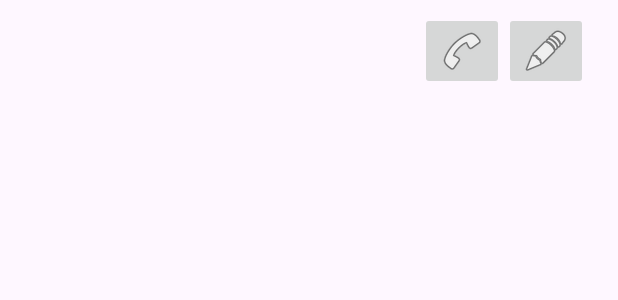
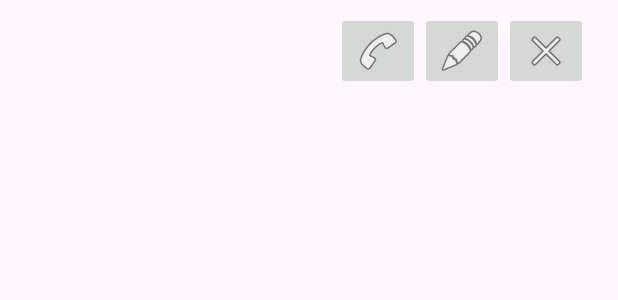
Before and after one commit to eugeniachareun/PRG-MOV-AO1, an Android app: the layout item_contact.xml on its own in the app's theme, with its tools: preview values and no code run, on a phone screen of 412 x 824 dp. Shown: the top 300 px of the screen. Run offline under Robolectric (Android 15) with nearby library versions, the phone set to English and light mode, and no system bars.

```diff
--- a/app/src/main/res/layout/item_contact.xml
+++ b/app/src/main/res/layout/item_contact.xml
@@ -53,6 +53,14 @@
             android:minWidth="48dp"
             android:src="@android:drawable/ic_menu_edit" />
 
+        <ImageButton
+            android:id="@+id/deleteButton"
+            android:layout_width="wrap_content"
+            android:layout_height="wrap_content"
+            android:contentDescription="@string/salir"
+            android:src="@android:drawable/ic_menu_close_clear_cancel"
+            android:visibility="visible"/>
+
     </LinearLayout>
 
 </RelativeLayout>
```
Also changed, not shown: app/src/main/java/com/chareun410/miagenda/view/ContactAdapter.java (+12 -0 lines).
